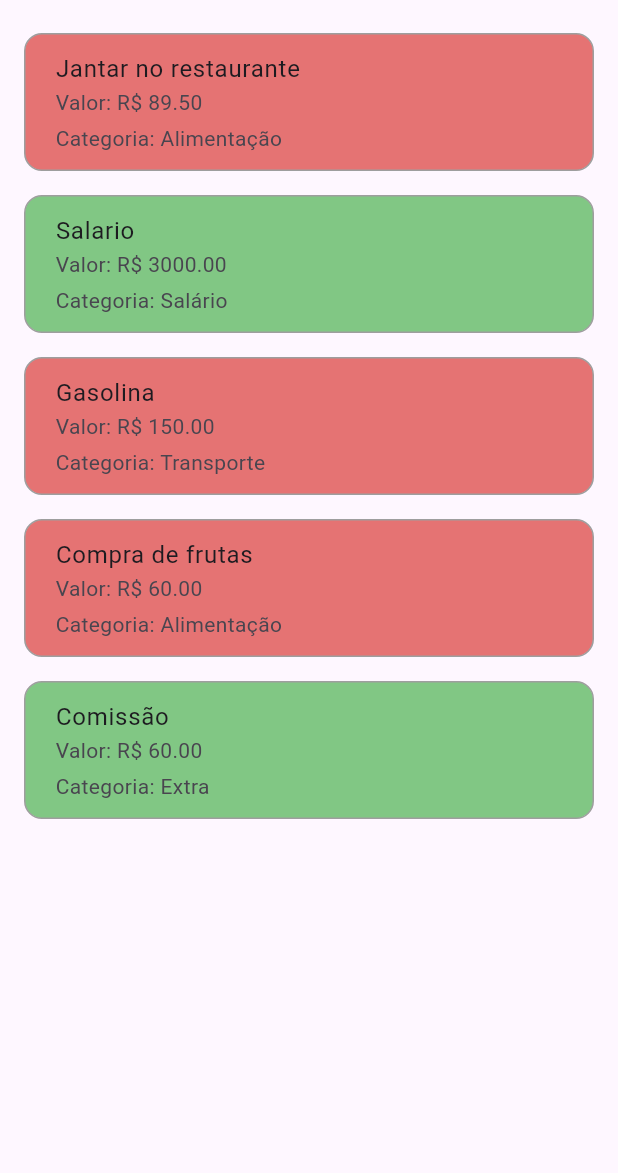
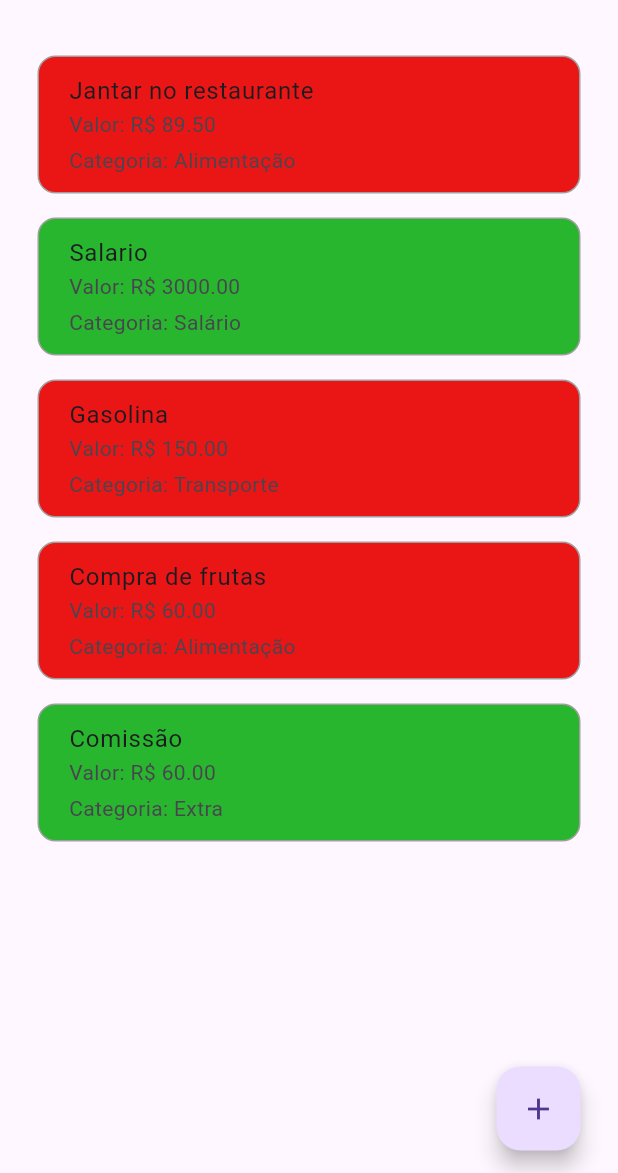
Before and after one commit to EneiasAlmeida/Gerenciador_de_financas, a Flutter app: the screen it shows after launch, on a phone screen of 412 x 824 dp, the part 63-1236 px from its top. Run offline on Flutter 3.47's test engine with Material 3 defaults, Android fonts, the phone set to English and light mode, and no system bars.

Commit message:
Botão +

```diff
--- a/lib/components/registro_tile_bloco.dart
+++ b/lib/components/registro_tile_bloco.dart
@@ -16,14 +16,12 @@ class RegistroTileBloco extends StatelessWidget {
 
   @override
   Widget build(BuildContext context) {
-    return Padding(
-      padding: const EdgeInsets.symmetric(horizontal: 16.0),  // Espaço nas laterais
-      child: Container(
+    return Container(
       margin: const EdgeInsets.symmetric(vertical: 8.0),  // Espaço entre os registros
       decoration: BoxDecoration(
         border: Border.all(color: Colors.grey, width: 1.0),  // Borda cinza
         borderRadius: BorderRadius.circular(12.0),  // Bordas arredondadas
-          color: registro.tipo == 'Despesa' ? Colors.red.shade300 : Colors.green.shade300,  // Cor de fundo
+        color: registro.tipo == 'Despesa' ? const Color.fromARGB(255, 234, 22, 22) : const Color.fromARGB(255, 39, 182, 46),  // Cor de fundo
       ),
       child: ListTile(
         contentPadding: const EdgeInsets.symmetric(horizontal: 20.0, vertical: 3.0), // Padding dentro do ListTile
@@ -34,8 +32,8 @@ class RegistroTileBloco extends StatelessWidget {
             Text('Valor: R\$ ${registro.valor.toStringAsFixed(2)}'),
             const SizedBox(height: 4), // Espaço entre o subtítulo e o texto adicional
             Text('Categoria: ${registro.categoria}'),
+            //
           ],
-          ),
         ),
       ),
     );
--- a/lib/views_telas/listagem.dart
+++ b/lib/views_telas/listagem.dart
@@ -22,11 +22,34 @@ class Listagem extends StatelessWidget {
 
 
       ),
-      body: ListView.builder(
-        itemCount: lista.length,
-        itemBuilder: (ctx, indice) => RegistroTileBloco(registro: lista.values.elementAt(indice))
-      ),
 
+      body: Padding(
+        padding: const EdgeInsets.symmetric(
+          horizontal: 25.0,
+          vertical: 15.0
+        ),  // Espaço nas laterais
+        child: Column(
+          children: [
+            Expanded( // O ListView precisa estar dentro de um Expanded para não causar overflow
+              child: ListView.builder(
+                itemCount: lista.length,
+                itemBuilder: (ctx, indice) => RegistroTileBloco(
+                  registro: lista.values.elementAt(indice),
+                ),
+              ),
+            ),
+            const Row(
+              mainAxisAlignment: MainAxisAlignment.end,
+              children: [
+                FloatingActionButton(
+                  onPressed: null,
+                  child: Icon(Icons.add)
+                )
+              ]
+            )
+          ]
+        )
+      )
     );
   }
 }
```
Lines whose indentation alone changed are shown as unchanged.
